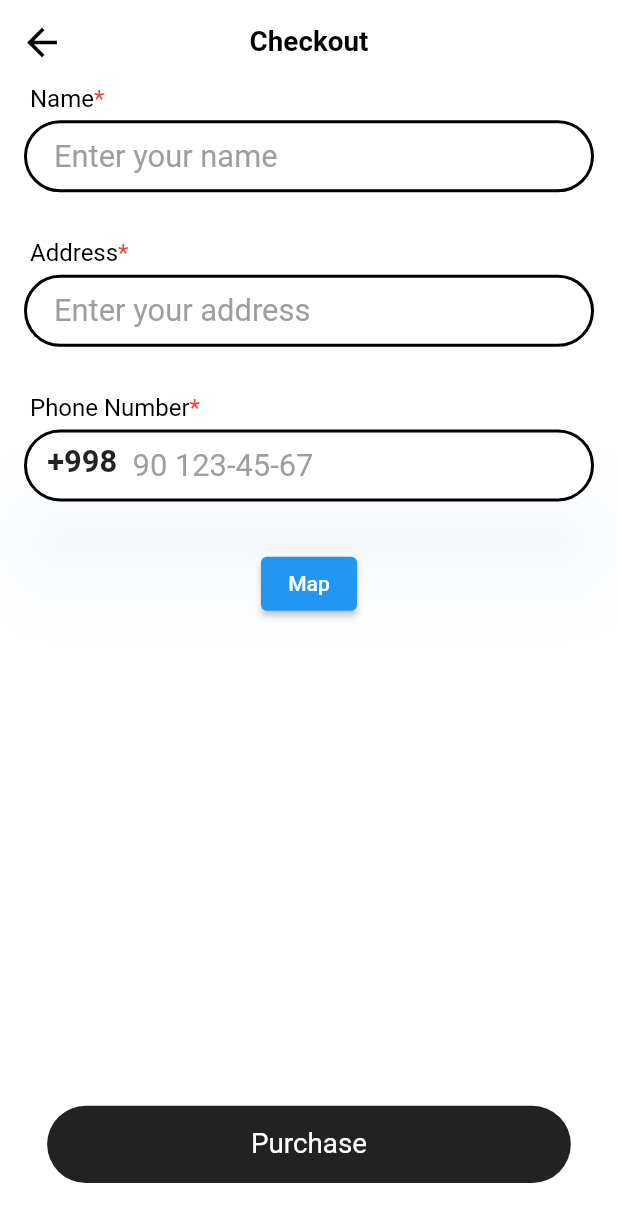
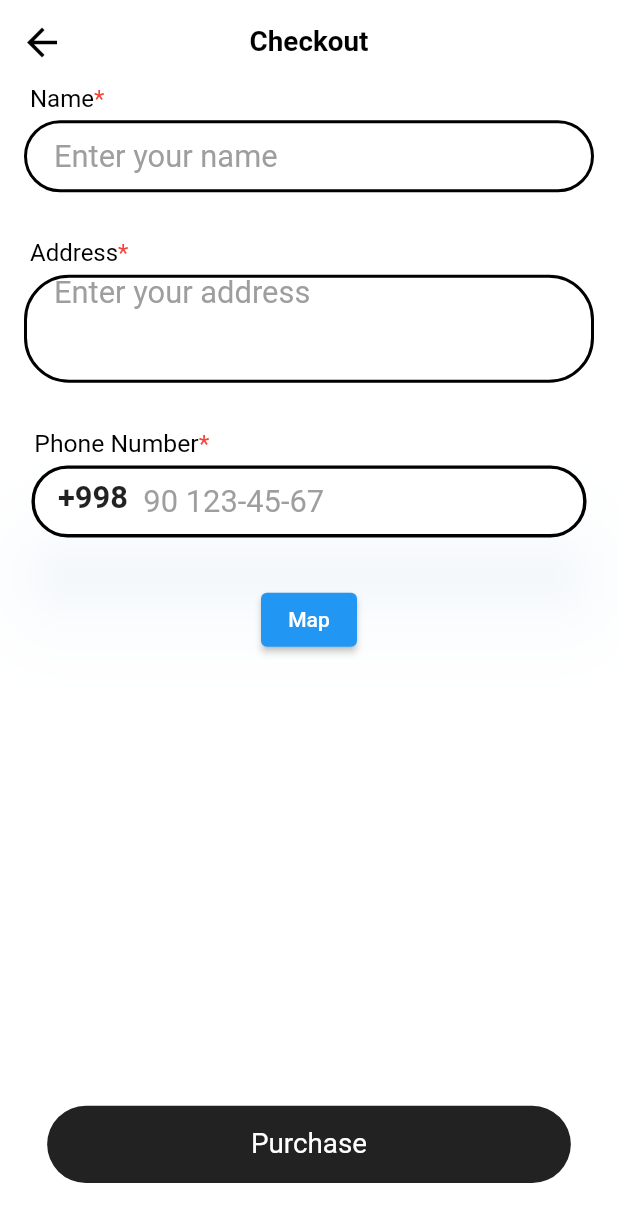
Before and after one commit to Ibrokihimbek/Ishonch-571, a Flutter app: the CheckOutScreen screen opened by its route, on a phone screen of 412 x 824 dp. Shown: the top 1222 px of the screen. Run offline on Flutter 3.47's test engine with Material 2 defaults, Android fonts, the light colour scheme and no system bars; drawn by our look-alikes of zoom_tap_animation; our stand-ins replace bloc, connectivity_plus, dio, easy_localization, equatable, flutter_bloc and 9 more; accounts and stored records are empty.

Commit message:
some changes

```diff
--- a/lib/screens/product_detail/sub_screens/check_out/widgets/my_text_field.dart
+++ b/lib/screens/product_detail/sub_screens/check_out/widgets/my_text_field.dart
@@ -8,11 +8,12 @@ class MyTextField extends StatelessWidget {
     Key? key,
     required this.title,
     required this.controller,
-    required this.hintText,
+    required this.hintText, required this.maxLines,
   }) : super(key: key);
 
   final String title;
   final String hintText;
+  final int maxLines;
   final TextEditingController controller;
 
   @override
@@ -31,7 +32,7 @@ class MyTextField extends StatelessWidget {
             Text(
               '*',
               style:
-                  fontRobotoW400(appcolor: Colors.red).copyWith(fontSize: 16),
+              fontRobotoW400(appcolor: Colors.red).copyWith(fontSize: 16),
             ),
           ],
         ),
@@ -39,6 +40,7 @@ class MyTextField extends StatelessWidget {
         Padding(
           padding: const EdgeInsets.only(left: 16, right: 16),
           child: TextField(
+            maxLines: maxLines,
             style: TextStyle(color: Colors.black, fontSize: 20.sp),
             cursorColor: AppColors.black,
             controller: controller,
--- a/lib/screens/product_detail/sub_screens/check_out/widgets/phone_input_component.dart
+++ b/lib/screens/product_detail/sub_screens/check_out/widgets/phone_input_component.dart
@@ -56,24 +56,24 @@ class _PhoneInputComponentState extends State<PhoneInputComponent> {
         Row(
           crossAxisAlignment: CrossAxisAlignment.start,
           children: [
-            const SizedBox(width: 20),
+            SizedBox(width: 20.w),
             Text(
               'Phone Number',
               style: fontRobotoW400(appcolor: AppColors.black)
-                  .copyWith(fontSize: 16),
+                  .copyWith(fontSize: 16.sp),
             ),
             Text(
               '*',
-              style:
-                  fontRobotoW400(appcolor: Colors.red).copyWith(fontSize: 16),
+              style: fontRobotoW400(appcolor: Colors.red)
+                  .copyWith(fontSize: 16.sp),
             ),
           ],
         ),
         SizedBox(height: 5.h),
         Padding(
-          padding: const EdgeInsets.only(left: 16, right: 16),
+          padding: EdgeInsets.only(left: 16.w, right: 16.w).w,
           child: Material(
-            borderRadius: BorderRadius.circular(30),
+            borderRadius: BorderRadius.circular(30.r).r,
             shadowColor: Colors.blue.withOpacity(0.12),
             elevation: 25,
             child: TextField(
@@ -95,32 +95,36 @@ class _PhoneInputComponentState extends State<PhoneInputComponent> {
               style: TextStyle(color: Colors.black, fontSize: 20.sp),
               decoration: InputDecoration(
                 prefixIcon: Padding(
-                  padding: const EdgeInsets.only(top: 9, left: 15).r,
-                  child: Text("+998  ",
-                      style: TextStyle(
-                          fontSize: 20.sp, fontWeight: FontWeight.w700)),
+                  padding: EdgeInsets.only(top: 9.h, left: 15.w).r,
+                  child: Text(
+                    "+998  ",
+                    style: TextStyle(
+                      fontSize: 20.sp,
+                      fontWeight: FontWeight.w700,
+                    ),
+                  ),
                 ),
                 hintText: "90 123-45-67",
-                contentPadding: const EdgeInsets.only(left: 20),
+                contentPadding: EdgeInsets.only(left: 20.w).w,
                 hintStyle: TextStyle(color: Colors.grey, fontSize: 20.sp),
                 filled: true,
                 fillColor: Colors.white,
                 border: const OutlineInputBorder(),
-                enabledBorder: const OutlineInputBorder(
-                  borderRadius: BorderRadius.all(Radius.circular(30)),
-                  borderSide: BorderSide(width: 2),
+                enabledBorder: OutlineInputBorder(
+                  borderRadius: BorderRadius.all(Radius.circular(30.r).r),
+                  borderSide: BorderSide(width: 2.w),
                 ),
-                focusedBorder: const OutlineInputBorder(
-                  borderRadius: BorderRadius.all(Radius.circular(30)),
-                  borderSide: BorderSide(width: 2),
+                focusedBorder: OutlineInputBorder(
+                  borderRadius: BorderRadius.all(Radius.circular(30.r).r),
+                  borderSide: BorderSide(width: 2.w),
                 ),
-                focusedErrorBorder: const OutlineInputBorder(
-                  borderRadius: BorderRadius.all(Radius.circular(100)),
-                  borderSide: BorderSide(),
+                focusedErrorBorder: OutlineInputBorder(
+                  borderRadius: BorderRadius.all(Radius.circular(100.r).r),
+                  borderSide: BorderSide(width: 2.w),
                 ),
-                errorBorder: const OutlineInputBorder(
-                  borderRadius: BorderRadius.all(Radius.circular(100)),
-                  borderSide: BorderSide(),
+                errorBorder: OutlineInputBorder(
+                  borderRadius: BorderRadius.all(Radius.circular(100.r).r),
+                  borderSide: BorderSide(width: 2.w),
                 ),
               ),
             ),
--- a/lib/utils/constans.dart
+++ b/lib/utils/constans.dart
@@ -1,4 +1,4 @@
-const mapApiKey = "98766a71-a866-47bf-8184-2f9cb48187d2";
+const mapApiKey = "d2e35d55-a70a-44fe-98bb-a08271d6726e";
 
 const List<String> kindList = [
   "house",
--- a/pubspec.yaml
+++ b/pubspec.yaml
@@ -31,7 +31,6 @@ dependencies:
   mask_text_input_formatter: ^2.3.0
   google_maps_flutter: ^2.2.2
   location: ^4.4.0
-  geolocator: ^9.0.2
   json_serializable: ^6.5.4
   bloc: ^8.1.1
 
```
Also changed, not shown: lib/screens/product_detail/sub_screens/check_out/check_out_screen.dart (+3 -23 lines), lib/screens/product_detail/sub_screens/map/map_screen.dart (+10 -9 lines), pubspec.lock, 1 other file.
